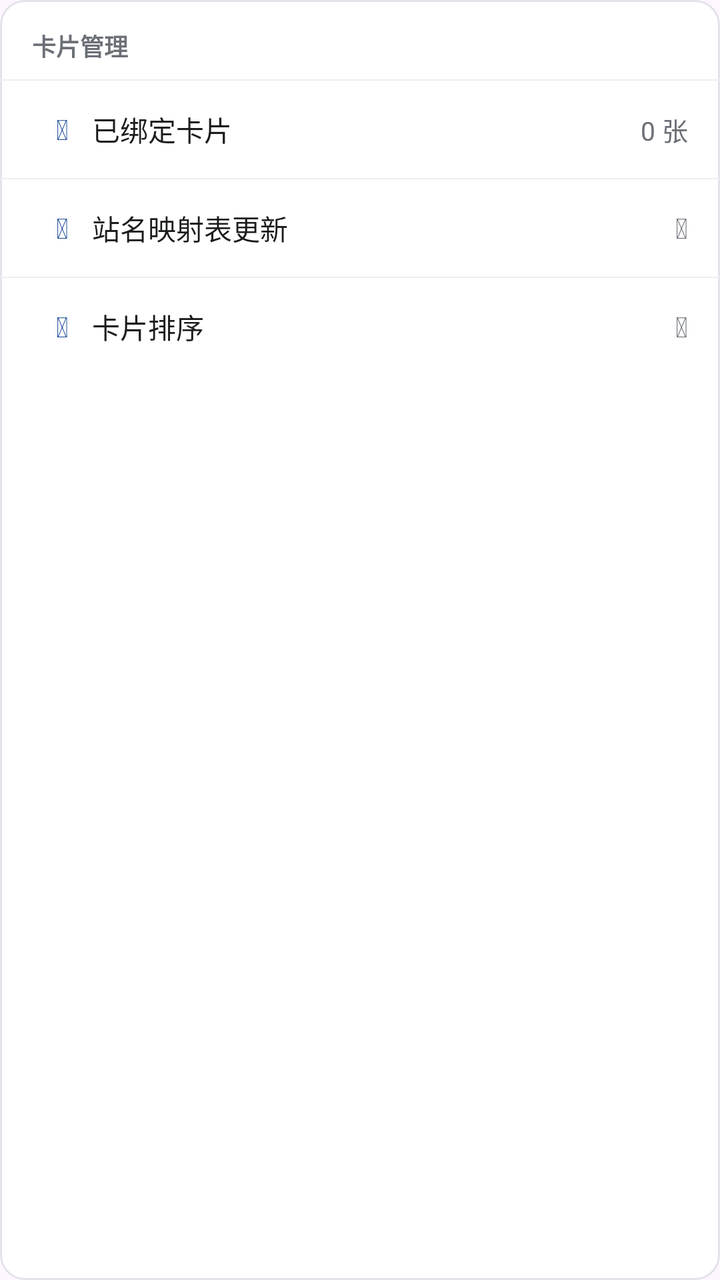
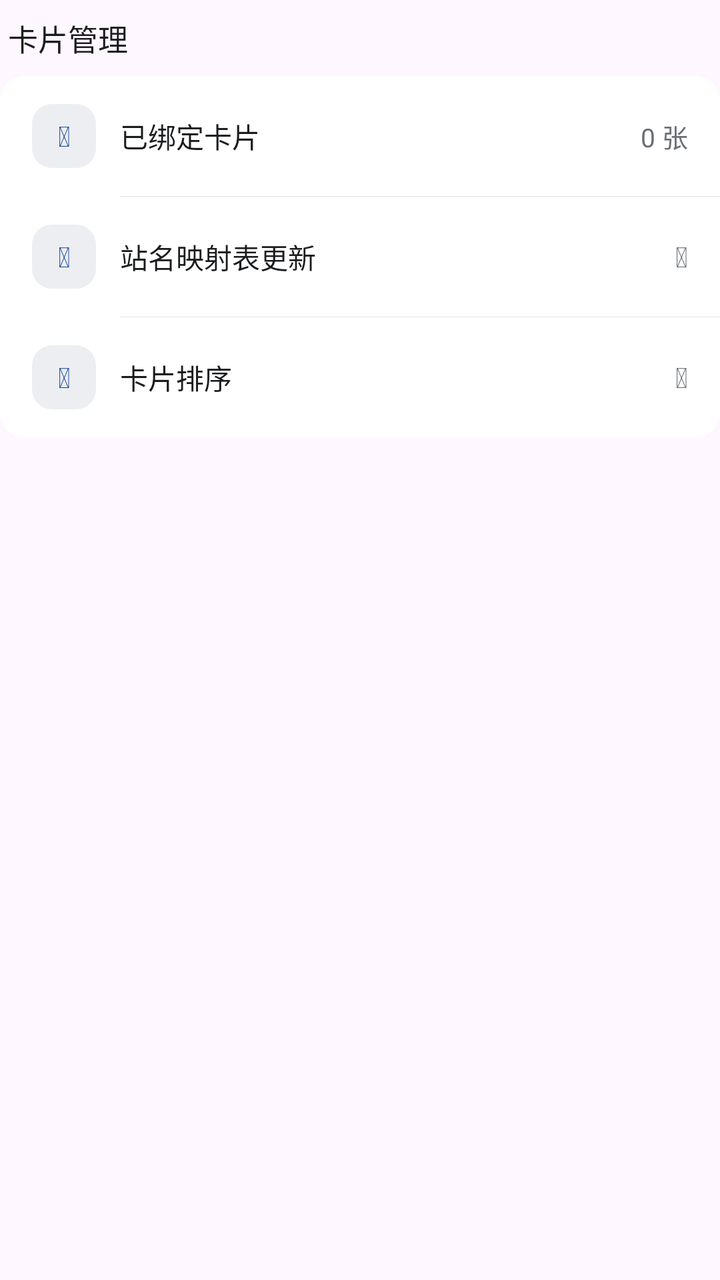

Two renders of the same Android screen: before a commit and after it. Below are the layout's source before the change and the commit's diff.
<!-- AndroidManifest.xml: application theme Theme.TransitU -->
<!-- res/layout/section_card_management.xml -->
<?xml version="1.0" encoding="utf-8"?>
<LinearLayout xmlns:android="http://schemas.android.com/apk/res/android"
    android:layout_width="match_parent"
    android:layout_height="wrap_content"
    android:orientation="vertical"
    android:background="@drawable/bg_content_card"
    android:divider="@drawable/bg_row_divider"
    android:showDividers="middle"
    android:layout_marginBottom="24dp">

    <TextView
        android:layout_width="wrap_content"
        android:layout_height="wrap_content"
        android:text="卡片管理"
        android:textColor="@color/ink_3"
        android:textSize="12sp"
        android:textStyle="bold"
        android:paddingStart="16dp"
        android:paddingTop="14dp"
        android:paddingBottom="8dp" />

    <LinearLayout
        android:layout_width="match_parent"
        android:layout_height="wrap_content"
        android:orientation="horizontal"
        android:gravity="center_vertical"
        android:paddingStart="16dp"
        android:paddingEnd="16dp"
        android:paddingTop="14dp"
        android:paddingBottom="14dp">

        <TextView
            android:id="@+id/iconCardCount"
            android:layout_width="30dp"
            android:layout_height="wrap_content"
            android:layout_gravity="center_vertical"
            android:gravity="center"
            android:text="&#xf09d;"
            android:textColor="@color/accent"
            android:textSize="14sp"
            android:tag="fa" />

        <TextView
            android:layout_width="0dp"
            android:layout_height="wrap_content"
            android:layout_weight="1"
            android:text="已绑定卡片"
            android:textColor="@color/ink"
            android:textSize="14sp" />
        <TextView
            android:id="@+id/tvCardCount"
            android:layout_width="wrap_content"
            android:layout_height="wrap_content"
            android:text="0 张"
            android:textColor="@color/ink_3"
            android:textSize="13sp" />
    </LinearLayout>

    <LinearLayout
        android:id="@+id/rowUpdateStationMap"
        android:layout_width="match_parent"
        android:layout_height="wrap_content"
        android:orientation="vertical"
        android:paddingStart="16dp"
        android:paddingEnd="16dp"
        android:paddingTop="14dp"
        android:paddingBottom="14dp"
        android:clickable="true"
        android:focusable="true">

        <LinearLayout
            android:layout_width="match_parent"
            android:layout_height="wrap_content"
            android:orientation="horizontal"
            android:gravity="center_vertical">

            <TextView
                android:id="@+id/iconUpdateStationMap"
                android:layout_width="30dp"
                android:layout_height="wrap_content"
                android:layout_gravity="center_vertical"
                android:gravity="center"
                android:text="&#xf0ed;"
                android:textColor="@color/accent"
                android:textSize="14sp"
                android:tag="fa" />

            <TextView
                android:layout_width="0dp"
                android:layout_height="wrap_content"
                android:layout_weight="1"
                android:text="站名映射表更新"
                android:textColor="@color/ink"
                android:textSize="14sp" />

            <TextView
                android:id="@+id/chevronUpdateStationMap"
                android:layout_width="wrap_content"
                android:layout_height="wrap_content"
                android:text="&#xf054;"
                android:textColor="@color/ink_3"
                android:textSize="14sp"
                android:tag="fa" />
        </LinearLayout>

        <TextView
            android:id="@+id/tvStationMapStatus"
            android:layout_width="match_parent"
            android:layout_height="wrap_content"
            android:text=""
            android:textColor="@color/success"
            android:textSize="11sp"
            android:paddingStart="30dp"
            android:paddingTop="4dp"
            android:visibility="gone" />
    </LinearLayout>

    <LinearLayout
        android:id="@+id/rowCardSort"
        android:layout_width="match_parent"
        android:layout_height="wrap_content"
        android:orientation="horizontal"
        android:gravity="center_vertical"
        android:paddingStart="16dp"
        android:paddingEnd="16dp"
        android:paddingTop="14dp"
        android:paddingBottom="14dp"
        android:clickable="true"
        android:focusable="true">

        <TextView
            android:id="@+id/iconCardSort"
            android:layout_width="30dp"
            android:layout_height="wrap_content"
            android:layout_gravity="center_vertical"
            android:gravity="center"
            android:text="&#xf0c9;"
            android:textColor="@color/accent"
            android:textSize="14sp"
            android:tag="fa" />

        <TextView
            android:layout_width="0dp"
            android:layout_height="wrap_content"
            android:layout_weight="1"
            android:text="卡片排序"
            android:textColor="@color/ink"
            android:textSize="14sp" />
        <TextView
            android:layout_width="wrap_content"
            android:layout_height="wrap_content"
            android:text="&#xf054;"
            android:textColor="@color/ink_3"
            android:textSize="14sp"
            android:tag="fa" />
    </LinearLayout>
</LinearLayout>
<!-- resources referenced by this layout -->
<resources>
  <color name="accent">#1F4E9C</color>
  <color name="ink">#1B1C1E</color>
  <color name="ink_3">#6B6F76</color>
  <color name="success">#2E7D4F</color>
  <!-- drawable bg_content_card (drawable) -->
  <?xml version="1.0" encoding="utf-8"?>
  <shape xmlns:android="http://schemas.android.com/apk/res/android">
      <solid android:color="#FFFFFF" />
      <corners android:radius="12dp" />
      <stroke android:width="1dp" android:color="@color/line" />
  </shape>
  <!-- drawable bg_row_divider (drawable) -->
  <?xml version="1.0" encoding="utf-8"?>
  <shape xmlns:android="http://schemas.android.com/apk/res/android">
      <size android:height="0.5dp" />
      <solid android:color="@color/fill" />
  </shape>
  <style name="Theme.TransitU" parent="Theme.Material3.DayNight.NoActionBar">
          
          <item name="android:textSelectHandle">@drawable/tu_text_select_handle_middle</item>
          <item name="android:textSelectHandleLeft">@drawable/tu_text_select_handle_left</item>
          <item name="android:textSelectHandleRight">@drawable/tu_text_select_handle_right</item>
  
          
          <item name="android:textColorHighlight">@color/m3_highlighted_text</item>
      </style>
  <color name="line">#E1E4E8</color>
  <color name="fill">#ECEEF1</color>
  <!-- drawable tu_text_select_handle_middle (drawable) -->
  <?xml version="1.0" encoding="utf-8"?>
  <bitmap xmlns:android="http://schemas.android.com/apk/res/android"
      android:src="@drawable/abc_text_select_handle_middle_mtrl"
      android:tint="?attr/colorPrimary"
      android:tintMode="src_in" />
  <!-- drawable tu_text_select_handle_left (drawable) -->
  <?xml version="1.0" encoding="utf-8"?>
  <bitmap xmlns:android="http://schemas.android.com/apk/res/android"
      android:src="@drawable/abc_text_select_handle_left_mtrl"
      android:tint="?attr/colorPrimary"
      android:tintMode="src_in" />
  <!-- drawable tu_text_select_handle_right (drawable) -->
  <?xml version="1.0" encoding="utf-8"?>
  <bitmap xmlns:android="http://schemas.android.com/apk/res/android"
      android:src="@drawable/abc_text_select_handle_right_mtrl"
      android:tint="?attr/colorPrimary"
      android:tintMode="src_in" />
</resources>

<!-- the commit's change to res/layout/section_card_management.xml (unified diff, before → after) -->
@@ -1,86 +1,36 @@
 <?xml version="1.0" encoding="utf-8"?>
 <LinearLayout xmlns:android="http://schemas.android.com/apk/res/android"
+    xmlns:app="http://schemas.android.com/apk/res-auto"
     android:layout_width="match_parent"
     android:layout_height="wrap_content"
-    android:orientation="vertical"
-    android:background="@drawable/bg_content_card"
-    android:divider="@drawable/bg_row_divider"
-    android:showDividers="middle"
-    android:layout_marginBottom="24dp">
+    android:orientation="vertical">
 
     <TextView
-        android:layout_width="wrap_content"
-        android:layout_height="wrap_content"
-        android:text="卡片管理"
-        android:textColor="@color/ink_3"
-        android:textSize="12sp"
-        android:textStyle="bold"
-        android:paddingStart="16dp"
-        android:paddingTop="14dp"
-        android:paddingBottom="8dp" />
+        style="@style/SettingsSectionTitle"
+        android:layout_marginTop="8dp"
+        android:text="卡片管理" />
 
-    <LinearLayout
-        android:layout_width="match_parent"
-        android:layout_height="wrap_content"
-        android:orientation="horizontal"
-        android:gravity="center_vertical"
-        android:paddingStart="16dp"
-        android:paddingEnd="16dp"
-        android:paddingTop="14dp"
-        android:paddingBottom="14dp">
-
-        <TextView
-            android:id="@+id/iconCardCount"
-            android:layout_width="30dp"
-            android:layout_height="wrap_content"
-            android:layout_gravity="center_vertical"
-            android:gravity="center"
-            android:text="&#xf09d;"
-            android:textColor="@color/accent"
-            android:textSize="14sp"
-            android:tag="fa" />
-
-        <TextView
-            android:layout_width="0dp"
-            android:layout_height="wrap_content"
-            android:layout_weight="1"
-            android:text="已绑定卡片"
-            android:textColor="@color/ink"
-            android:textSize="14sp" />
-        <TextView
-            android:id="@+id/tvCardCount"
-            android:layout_width="wrap_content"
-            android:layout_height="wrap_content"
-            android:text="0 张"
-            android:textColor="@color/ink_3"
-            android:textSize="13sp" />
-    </LinearLayout>
-
-    <LinearLayout
-        android:id="@+id/rowUpdateStationMap"
-        android:layout_width="match_parent"
-        android:layout_height="wrap_content"
-        android:orientation="vertical"
-        android:paddingStart="16dp"
-        android:paddingEnd="16dp"
-        android:paddingTop="14dp"
-        android:paddingBottom="14dp"
-        android:clickable="true"
-        android:focusable="true">
+    <LinearLayout style="@style/SettingsSectionCard">
 
         <LinearLayout
             android:layout_width="match_parent"
             android:layout_height="wrap_content"
             android:orientation="horizontal"
-            android:gravity="center_vertical">
+            android:gravity="center_vertical"
+            android:paddingStart="16dp"
+            android:paddingEnd="16dp"
+            android:paddingTop="14dp"
+            android:paddingBottom="14dp">
 
             <TextView
-                android:id="@+id/iconUpdateStationMap"
-                android:layout_width="30dp"
-                android:layout_height="wrap_content"
+                android:id="@+id/iconCardCount"
+                android:layout_width="32dp"
+                android:layout_height="32dp"
                 android:layout_gravity="center_vertical"
+                android:layout_marginEnd="12dp"
+                android:background="@drawable/bg_settings_icon"
                 android:gravity="center"
-                android:text="&#xf0ed;"
+                android:text="&#xf09d;"
                 android:textColor="@color/accent"
                 android:textSize="14sp"
                 android:tag="fa" />
@@ -89,12 +39,122 @@
                 android:layout_width="0dp"
                 android:layout_height="wrap_content"
                 android:layout_weight="1"
-                android:text="站名映射表更新"
+                android:text="已绑定卡片"
                 android:textColor="@color/ink"
                 android:textSize="14sp" />
+            <TextView
+                android:id="@+id/tvCardCount"
+                android:layout_width="wrap_content"
+                android:layout_height="wrap_content"
+                android:text="0 张"
+                android:textColor="@color/ink_3"
+                android:textSize="13sp" />
+        </LinearLayout>
+
+        <LinearLayout
+            android:id="@+id/rowUpdateStationMap"
+            android:layout_width="match_parent"
+            android:layout_height="wrap_content"
+            android:orientation="vertical"
+            android:paddingStart="16dp"
+            android:paddingEnd="16dp"
+            android:paddingTop="14dp"
+            android:paddingBottom="14dp"
+            android:clickable="true"
+            android:focusable="true">
+
+            <LinearLayout
+                android:layout_width="match_parent"
+                android:layout_height="wrap_content"
+                android:orientation="horizontal"
+                android:gravity="center_vertical">
+
+                <TextView
+                    android:id="@+id/iconUpdateStationMap"
+                    android:layout_width="32dp"
+                    android:layout_height="32dp"
+                    android:layout_gravity="center_vertical"
+                    android:layout_marginEnd="12dp"
+                    android:background="@drawable/bg_settings_icon"
+                    android:gravity="center"
+                    android:text="&#xf0ed;"
+                    android:textColor="@color/accent"
+                    android:textSize="14sp"
+                    android:tag="fa" />
+
+                <TextView
+                    android:layout_width="0dp"
+                    android:layout_height="wrap_content"
+                    android:layout_weight="1"
+                    android:text="站名映射表更新"
+                    android:textColor="@color/ink"
+                    android:textSize="14sp" />
+
+                
+                
+                <FrameLayout
+                    android:layout_width="wrap_content"
+                    android:layout_height="24dp">
+
+                    <TextView
+                        android:id="@+id/chevronUpdateStationMap"
+                        android:layout_width="wrap_content"
+                        android:layout_height="wrap_content"
+                        android:layout_gravity="end|center_vertical"
+                        android:text="&#xf054;"
+                        android:textColor="@color/ink_3"
+                        android:textSize="14sp"
+                        android:tag="fa" />
+
+                    <com.google.android.material.progressindicator.CircularProgressIndicator
+                        android:id="@+id/progressUpdateStationMap"
+                        android:layout_width="wrap_content"
+                        android:layout_height="wrap_content"
+                        android:layout_gravity="end|center_vertical"
+                        android:visibility="gone"
+                        app:indicatorSize="22dp"
+                        app:trackThickness="2.5dp"
+                        app:trackCornerRadius="2dp"
+                        app:trackColor="@color/fill" />
+                </FrameLayout>
+            </LinearLayout>
+
+        </LinearLayout>
+
+        <LinearLayout
+            android:id="@+id/rowCardSort"
+            android:layout_width="match_parent"
+            android:layout_height="wrap_content"
+            android:orientation="horizontal"
+            android:gravity="center_vertical"
+            android:paddingStart="16dp"
+            android:paddingEnd="16dp"
+            android:paddingTop="14dp"
+            android:paddingBottom="14dp"
+            android:clickable="true"
+            android:focusable="true">
 
             <TextView
-                android:id="@+id/chevronUpdateStationMap"
+                android:id="@+id/iconCardSort"
+                android:layout_width="32dp"
+                android:layout_height="32dp"
+                android:layout_gravity="center_vertical"
+                android:layout_marginEnd="12dp"
+                android:background="@drawable/bg_settings_icon"
+                android:gravity="center"
+                android:text="&#xf0c9;"
+                android:textColor="@color/accent"
+                android:textSize="14sp"
+                android:tag="fa" />
+
+            <TextView
+                android:layout_width="0dp"
+                android:layout_height="wrap_content"
+                android:layout_weight="1"
+                android:text="卡片排序"
+                android:textColor="@color/ink"
+                android:textSize="14sp" />
+            <TextView
                 android:layout_width="wrap_content"
                 android:layout_height="wrap_content"
                 android:text="&#xf054;"
@@ -102,56 +162,5 @@
                 android:textSize="14sp"
                 android:tag="fa" />
         </LinearLayout>
-
-        <TextView
-            android:id="@+id/tvStationMapStatus"
-            android:layout_width="match_parent"
-            android:layout_height="wrap_content"
-            android:text=""
-            android:textColor="@color/success"
-            android:textSize="11sp"
-            android:paddingStart="30dp"
-            android:paddingTop="4dp"
-            android:visibility="gone" />
-    </LinearLayout>
-
-    <LinearLayout
-        android:id="@+id/rowCardSort"
-        android:layout_width="match_parent"
-        android:layout_height="wrap_content"
-        android:orientation="horizontal"
-        android:gravity="center_vertical"
-        android:paddingStart="16dp"
-        android:paddingEnd="16dp"
-        android:paddingTop="14dp"
-        android:paddingBottom="14dp"
-        android:clickable="true"
-        android:focusable="true">
-
-        <TextView
-            android:id="@+id/iconCardSort"
-            android:layout_width="30dp"
-            android:layout_height="wrap_content"
-            android:layout_gravity="center_vertical"
-            android:gravity="center"
-            android:text="&#xf0c9;"
-            android:textColor="@color/accent"
-            android:textSize="14sp"
-            android:tag="fa" />
-
-        <TextView
-            android:layout_width="0dp"
-            android:layout_height="wrap_content"
-            android:layout_weight="1"
-            android:text="卡片排序"
-            android:textColor="@color/ink"
-            android:textSize="14sp" />
-        <TextView
-            android:layout_width="wrap_content"
-            android:layout_height="wrap_content"
-            android:text="&#xf054;"
-            android:textColor="@color/ink_3"
-            android:textSize="14sp"
-            android:tag="fa" />
     </LinearLayout>
 </LinearLayout>
<!-- resource entries referenced after the edit -->
@@ -3,20 +3,30 @@
   <color name="accent">#1F4E9C</color>
   <color name="ink">#1B1C1E</color>
   <color name="ink_3">#6B6F76</color>
-  <color name="success">#2E7D4F</color>
-  <!-- drawable bg_content_card (drawable) -->
+  <!-- drawable bg_settings_icon (drawable) -->
   <?xml version="1.0" encoding="utf-8"?>
   <shape xmlns:android="http://schemas.android.com/apk/res/android">
-      <solid android:color="#FFFFFF" />
-      <corners android:radius="12dp" />
-      <stroke android:width="1dp" android:color="@color/line" />
+      <solid android:color="@color/fill" />
+      <corners android:radius="10dp" />
   </shape>
-  <!-- drawable bg_row_divider (drawable) -->
-  <?xml version="1.0" encoding="utf-8"?>
-  <shape xmlns:android="http://schemas.android.com/apk/res/android">
-      <size android:height="0.5dp" />
-      <solid android:color="@color/fill" />
-  </shape>
+  <style name="SettingsSectionCard">
+          <item name="android:layout_width">match_parent</item>
+          <item name="android:layout_height">wrap_content</item>
+          <item name="android:background">@drawable/bg_card_plain</item>
+          <item name="android:divider">@drawable/bg_settings_divider</item>
+          <item name="android:orientation">vertical</item>
+          <item name="android:showDividers">middle</item>
+      </style>
+  <style name="SettingsSectionTitle">
+          <item name="android:layout_width">match_parent</item>
+          <item name="android:layout_height">wrap_content</item>
+          <item name="android:layout_marginStart">4dp</item>
+          <item name="android:layout_marginTop">24dp</item>
+          <item name="android:layout_marginBottom">8dp</item>
+          <item name="android:fontFamily">sans-serif-medium</item>
+          <item name="android:textColor">@color/ink</item>
+          <item name="android:textSize">15sp</item>
+      </style>
   <style name="Theme.TransitU" parent="Theme.Material3.DayNight.NoActionBar">
           
           <item name="android:textSelectHandle">@drawable/tu_text_select_handle_middle</item>
@@ -26,6 +36,21 @@
           
           <item name="android:textColorHighlight">@color/m3_highlighted_text</item>
       </style>
+  <!-- drawable bg_card_plain (drawable) -->
+  <?xml version="1.0" encoding="utf-8"?>
+  <shape xmlns:android="http://schemas.android.com/apk/res/android">
+      <solid android:color="@color/surface" />
+      <corners android:radius="12dp" />
+  </shape>
+  <!-- drawable bg_settings_divider (drawable) -->
+  <?xml version="1.0" encoding="utf-8"?>
+  <inset xmlns:android="http://schemas.android.com/apk/res/android"
+      android:insetLeft="60dp">
+      <shape android:shape="rectangle">
+          <solid android:color="@color/line" />
+          <size android:height="1px" />
+      </shape>
+  </inset>
   <color name="line">#E1E4E8</color>
   <color name="fill">#ECEEF1</color>
   <!-- drawable tu_text_select_handle_middle (drawable) -->
@@ -46,5 +71,6 @@
       android:src="@drawable/abc_text_select_handle_right_mtrl"
       android:tint="?attr/colorPrimary"
       android:tintMode="src_in" />
+  <color name="surface">#FFFFFF</color>
 </resources>
 
